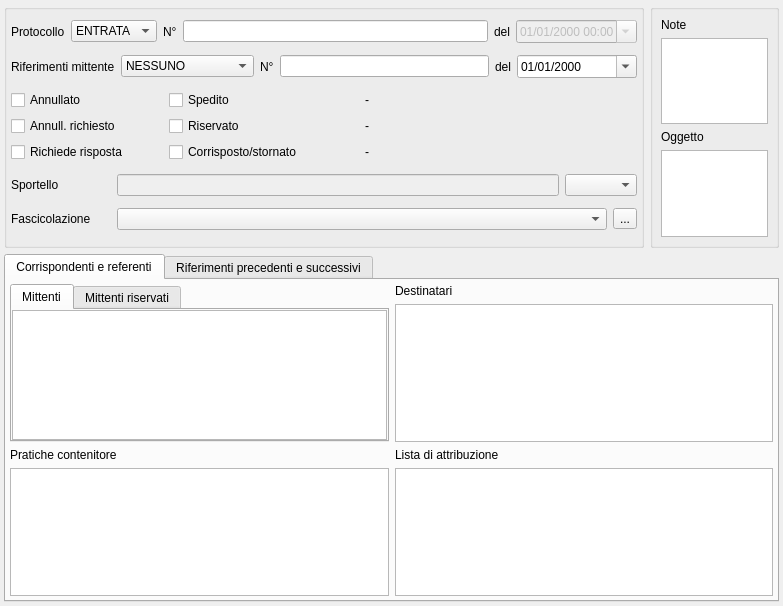
Old version of the form src/com/axiastudio/suite/protocollo/forms/protocollo.ui in the repository tizianolattisi/suitegda.
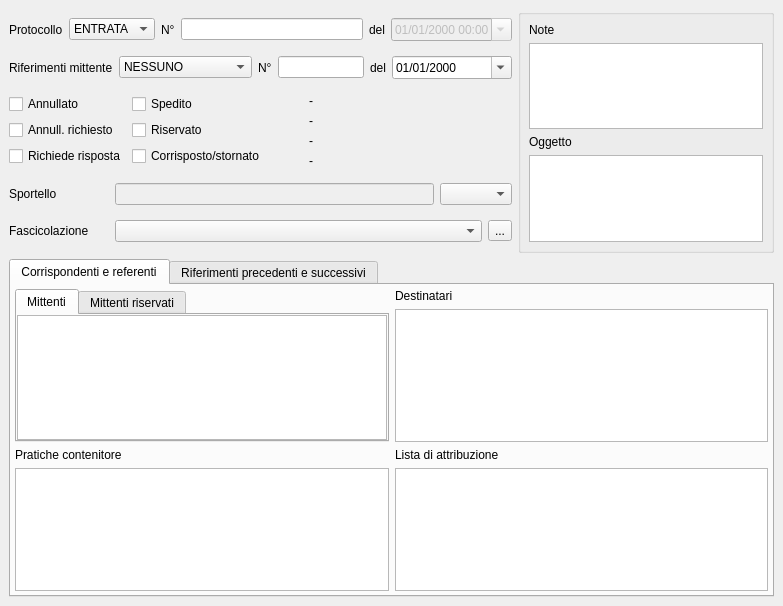
New version of the form. Custom widgets are drawn as their Qt base class.

The edit to the form file:
```diff
--- a/src/com/axiastudio/suite/protocollo/forms/protocollo.ui
+++ b/src/com/axiastudio/suite/protocollo/forms/protocollo.ui
@@ -18,30 +18,8 @@
   </property>
   <widget class="QWidget" name="centralwidget">
    <layout class="QGridLayout" name="gridLayout_5">
-    <property name="margin">
-     <number>4</number>
-    </property>
     <item row="0" column="0">
-     <widget class="QGroupBox" name="groupBox_testa">
-      <property name="minimumSize">
-       <size>
-        <width>640</width>
-        <height>244</height>
-       </size>
-      </property>
-      <property name="maximumSize">
-       <size>
-        <width>640</width>
-        <height>244</height>
-       </size>
-      </property>
-      <property name="title">
-       <string/>
-      </property>
       <layout class="QGridLayout" name="gridLayout_3">
-       <property name="margin">
-        <number>4</number>
-       </property>
        <item row="0" column="0" colspan="2">
         <layout class="QHBoxLayout" name="horizontalLayout">
          <item>
@@ -384,6 +362,32 @@
            </property>
           </widget>
          </item>
+        <item row="3" column="0">
+         <widget class="QLabel" name="labelConsolidaDocumenti">
+          <property name="minimumSize">
+           <size>
+            <width>32</width>
+            <height>0</height>
+           </size>
+          </property>
+          <property name="maximumSize">
+           <size>
+            <width>32</width>
+            <height>16777215</height>
+           </size>
+          </property>
+          <property name="text">
+           <string/>
+          </property>
+         </widget>
+        </item>
+        <item row="3" column="1">
+         <widget class="QLabel" name="label_consolida">
+          <property name="text">
+           <string>-</string>
+          </property>
+         </widget>
+        </item>
         </layout>
        </item>
        <item row="3" column="0" colspan="2">
@@ -470,7 +474,6 @@
         </layout>
        </item>
       </layout>
-     </widget>
     </item>
     <item row="0" column="1">
      <widget class="QGroupBox" name="groupBox_2">
```
Left out of the diff: 14 changed lines with no effect on the pictures. Lines whose indentation alone changed are shown as unchanged.
